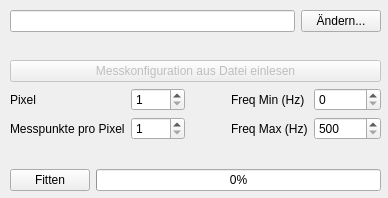
lustra/BE-ESM-Analysis, file Design/Laden.ui: the form before one commit.
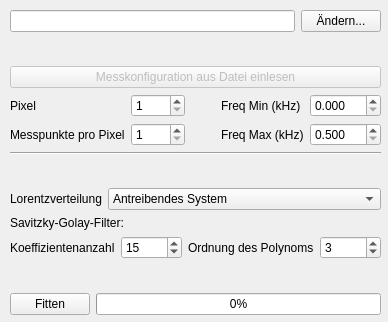
The form after the commit.

```diff
--- a/Design/Laden.ui
+++ b/Design/Laden.ui
@@ -7,7 +7,7 @@
     <x>0</x>
     <y>0</y>
     <width>388</width>
-    <height>198</height>
+    <height>322</height>
    </rect>
   </property>
   <property name="windowTitle">
@@ -20,7 +20,7 @@
       <x>10</x>
       <y>10</y>
       <width>371</width>
-      <height>181</height>
+      <height>305</height>
      </rect>
     </property>
     <layout class="QVBoxLayout" name="verticallayout">
@@ -147,34 +147,37 @@
          <item row="0" column="0">
           <widget class="QLabel" name="label_fmin">
            <property name="text">
-            <string>Freq Min (Hz)</string>
-           </property>
-          </widget>
-         </item>
-         <item row="0" column="1">
-          <widget class="QSpinBox" name="box_fmin">
-           <property name="maximum">
-            <number>999000</number>
-           </property>
-           <property name="singleStep">
-            <number>500</number>
+            <string>Freq Min (kHz)</string>
            </property>
           </widget>
          </item>
          <item row="1" column="0">
           <widget class="QLabel" name="label_fmax">
            <property name="text">
-            <string>Freq Max (Hz)</string>
+            <string>Freq Max (kHz)</string>
+           </property>
+          </widget>
+         </item>
+         <item row="0" column="1">
+          <widget class="QDoubleSpinBox" name="box_fmin">
+           <property name="decimals">
+            <number>3</number>
+           </property>
+           <property name="singleStep">
+            <double>0.500000000000000</double>
            </property>
           </widget>
          </item>
          <item row="1" column="1">
-          <widget class="QSpinBox" name="box_fmax">
+          <widget class="QDoubleSpinBox" name="box_fmax">
+           <property name="decimals">
+            <number>3</number>
+           </property>
            <property name="minimum">
-            <number>500</number>
+            <double>0.500000000000000</double>
            </property>
            <property name="maximum">
-            <number>999000</number>
+            <double>999.000000000000000</double>
            </property>
            <property name="singleStep">
             <number>500</number>
@@ -186,7 +189,108 @@
       </layout>
      </item>
      <item>
-      <spacer name="verticalSpacer1">
+      <widget class="Line" name="line">
+       <property name="orientation">
+        <enum>Qt::Horizontal</enum>
+       </property>
+      </widget>
+     </item>
+     <item>
+      <spacer name="verticalspacer1">
+       <property name="orientation">
+        <enum>Qt::Vertical</enum>
+       </property>
+       <property name="sizeHint" stdset="0">
+        <size>
+         <width>20</width>
+         <height>40</height>
+        </size>
+       </property>
+      </spacer>
+     </item>
+     <item>
+      <layout class="QHBoxLayout" name="horizontallayout4">
+       <item>
+        <widget class="QLabel" name="label_methode">
+         <property name="sizePolicy">
+          <sizepolicy hsizetype="Maximum" vsizetype="Preferred">
+           <horstretch>0</horstretch>
+           <verstretch>0</verstretch>
+          </sizepolicy>
+         </property>
+         <property name="text">
+          <string>Lorentzverteilung</string>
+         </property>
+        </widget>
+       </item>
+       <item>
+        <widget class="QComboBox" name="box_methode">
+         <item>
+          <property name="text">
+           <string>Antreibendes System</string>
+          </property>
+         </item>
+         <item>
+          <property name="text">
+           <string>Cantilever</string>
+          </property>
+         </item>
+         <item>
+          <property name="text">
+           <string>Phase</string>
+          </property>
+         </item>
+        </widget>
+       </item>
+      </layout>
+     </item>
+     <item>
+      <widget class="QLabel" name="label_savgol">
+       <property name="text">
+        <string>Savitzky-Golay-Filter:</string>
+       </property>
+      </widget>
+     </item>
+     <item>
+      <layout class="QHBoxLayout" name="horizontallayout3">
+       <item>
+        <widget class="QLabel" name="label_fenster">
+         <property name="text">
+          <string>Koeffizientenanzahl</string>
+         </property>
+        </widget>
+       </item>
+       <item>
+        <widget class="QSpinBox" name="box_fenster">
+         <property name="minimum">
+          <number>1</number>
+         </property>
+         <property name="value">
+          <number>15</number>
+         </property>
+        </widget>
+       </item>
+       <item>
+        <widget class="QLabel" name="label_ordnung">
+         <property name="text">
+          <string>Ordnung des Polynoms</string>
+         </property>
+        </widget>
+       </item>
+       <item>
+        <widget class="QSpinBox" name="box_ordnung">
+         <property name="minimum">
+          <number>1</number>
+         </property>
+         <property name="value">
+          <number>3</number>
+         </property>
+        </widget>
+       </item>
+      </layout>
+     </item>
+     <item>
+      <spacer name="verticalspacer2">
        <property name="orientation">
         <enum>Qt::Vertical</enum>
        </property>
```
Left out of the diff: 4 changed lines with no effect on the pictures.
